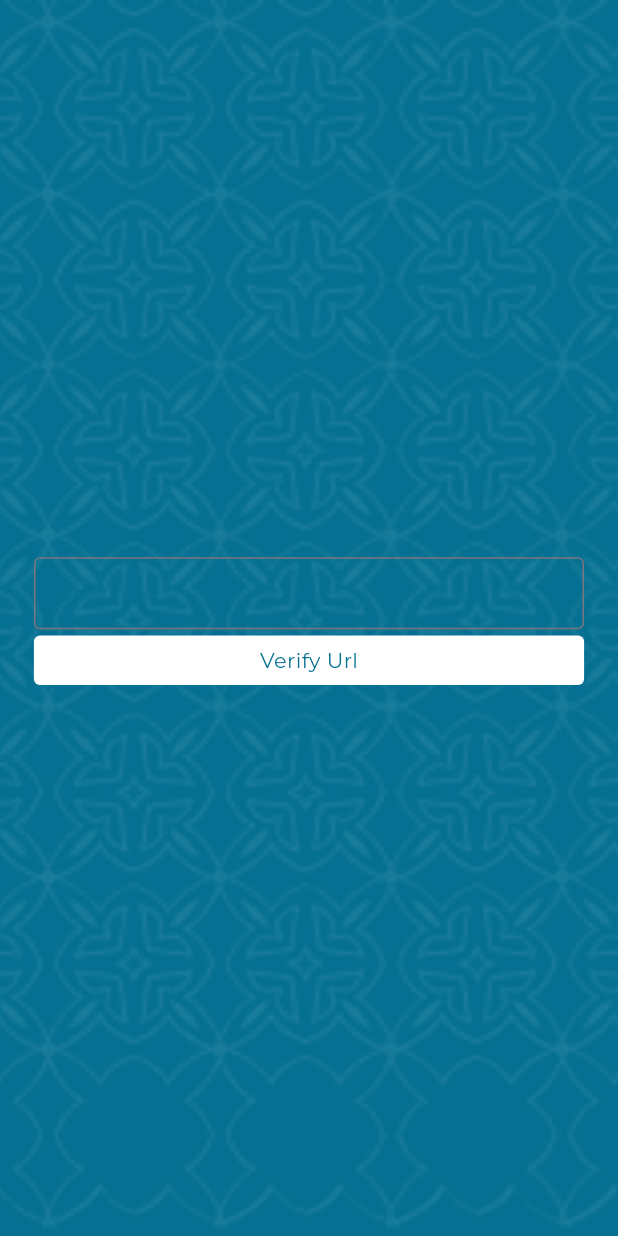
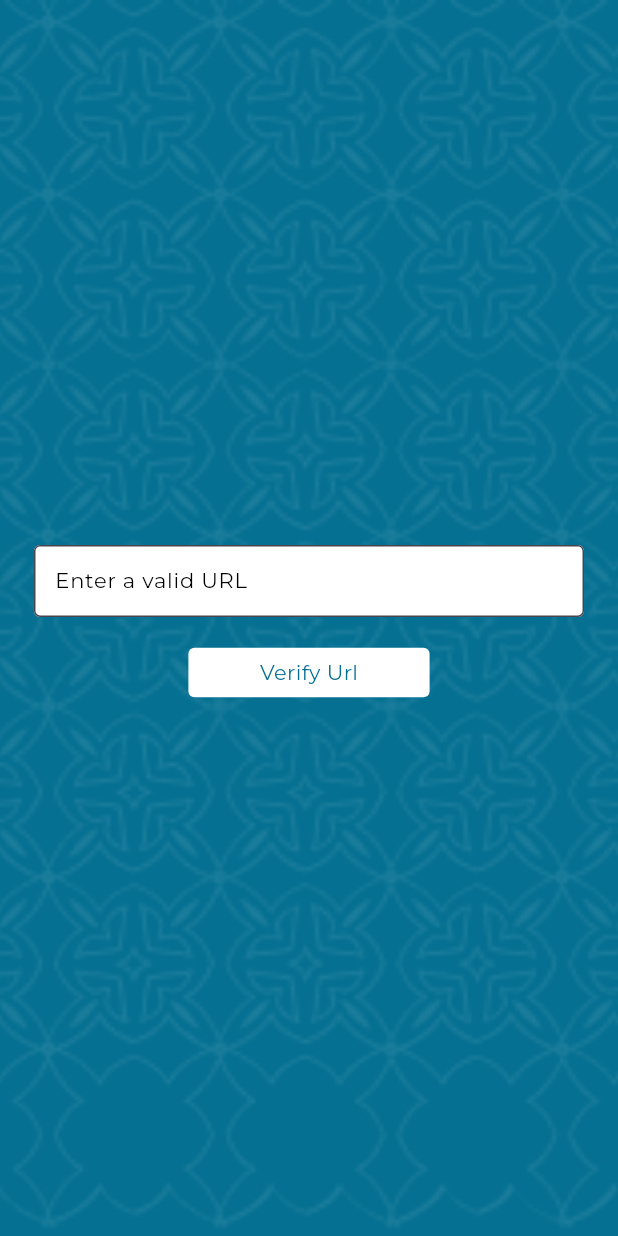
Before and after one commit to abir1219/JewelleryErpApp, a Flutter app: the screen it shows after launch, on a phone screen of 412 x 824 dp. Run offline on Flutter 3.47's test engine with Material 3 defaults, Android fonts, the phone set to English and light mode, and no system bars; our stand-ins replace bloc, equatable, flutter_bloc, flutter_svg, gap, go_router and 1 more; project files that could hold a hidden picture were left out.

```diff
--- a/lib/screens/url_verification_screen.dart
+++ b/lib/screens/url_verification_screen.dart
@@ -1,4 +1,5 @@
 import 'package:flutter/material.dart';
+import 'package:flutter/services.dart';
 import 'package:jewellery_erp_app/utils/app_colors.dart';
 import 'package:jewellery_erp_app/widgets/app_widgets.dart';
 
@@ -10,6 +11,13 @@ class UrlVerificationScreen extends StatefulWidget {
 }
 
 class _UrlVerificationScreenState extends State<UrlVerificationScreen> {
+
+  @override
+  void initState() {
+    super.initState();
+    SystemChannels.textInput.invokeMethod('TextInput.hide');
+  }
+
   @override
   Widget build(BuildContext context) {
     var size = MediaQuery.sizeOf(context);
@@ -29,13 +37,59 @@ class _UrlVerificationScreenState extends State<UrlVerificationScreen> {
           child: Column(
             mainAxisAlignment: MainAxisAlignment.center,
             children: [
-              AppWidgets().buildTextFormField(size,
-                  controller: null, hintText: "Url", labelText: "Url"),
-              AppWidgets.customButton(
-                size: size,
-                btnName: "Verify Url",
-                color: Colors.white,
-                textColor: AppColors.STEPPER_DONE_COLOR,
+              Container(
+                margin: EdgeInsets.symmetric(
+                  vertical: size.height * 0.005,
+                  horizontal: size.width * 0.005,
+                ),
+                child: TextFormField(
+                  controller: null,
+                  style: const TextStyle(
+                    fontSize: 14,
+                    color: Colors.black, // Set text color to black
+                    fontWeight: FontWeight.w400,
+                  ),
+                  decoration: InputDecoration(
+                    focusColor: Colors.white,
+                    filled: true,
+                    fillColor: Colors.white, // Set background to white
+                    border: OutlineInputBorder(
+                      borderRadius: BorderRadius.circular(4.0),
+                    ),
+                    focusedBorder: OutlineInputBorder(
+                      borderSide: const BorderSide(
+                          color: Colors.black, width: 1.0), // Set border color to black when focused
+                      borderRadius: BorderRadius.circular(4.0),
+                    ),
+                    hintText: "Enter a valid URL",
+                    hintStyle: const TextStyle(
+                      color: Colors.black, // Set hint text color to black
+                      fontSize: 10,
+                      fontWeight: FontWeight.w400,
+                    ),
+                    labelText: "Enter a valid URL",
+                    labelStyle: const TextStyle(
+                      color: Colors.black, // Set label color to black
+                      fontSize: 14,
+                      fontWeight: FontWeight.w400,
+                    ),
+                    floatingLabelBehavior: FloatingLabelBehavior.never,
+                    contentPadding: const EdgeInsets.symmetric(vertical: 10.0, horizontal: 10.0),
+                  ),
+                )
+
+              ),
+              // AppWidgets().buildTextFormField(size,
+              //     controller: null, hintText: "Url", labelText: "Url"),
+              Container(
+                margin: EdgeInsets.only(top: size.height *.02),
+                width: size.width *.4,
+                child: AppWidgets.customButton(
+                  size: size,
+                  btnName: "Verify Url",
+                  color: Colors.white,
+                  textColor: AppColors.STEPPER_DONE_COLOR,
+                ),
               )
             ],
           ),
--- /dev/null
+++ b/lib/utils/enums.dart
@@ -0,0 +1,3 @@
+enum ApiStatus { initial, loading, success, error }
+
+enum Status { loading, completed, error }
```
Also changed, not shown: lib/bloc/url/url_bloc.dart (added, +13 -0 lines), lib/bloc/url/url_event.dart (added, +17 -0 lines), lib/bloc/url/url_state.dart (added, +11 -0 lines), lib/data/exceptions/app_exceptions.dart (added, +56 -0 lines), lib/data/network/base_api_services.dart (added, +9 -0 lines), lib/data/network/network_api_services.dart (added, +88 -0 lines), 4 other files.
